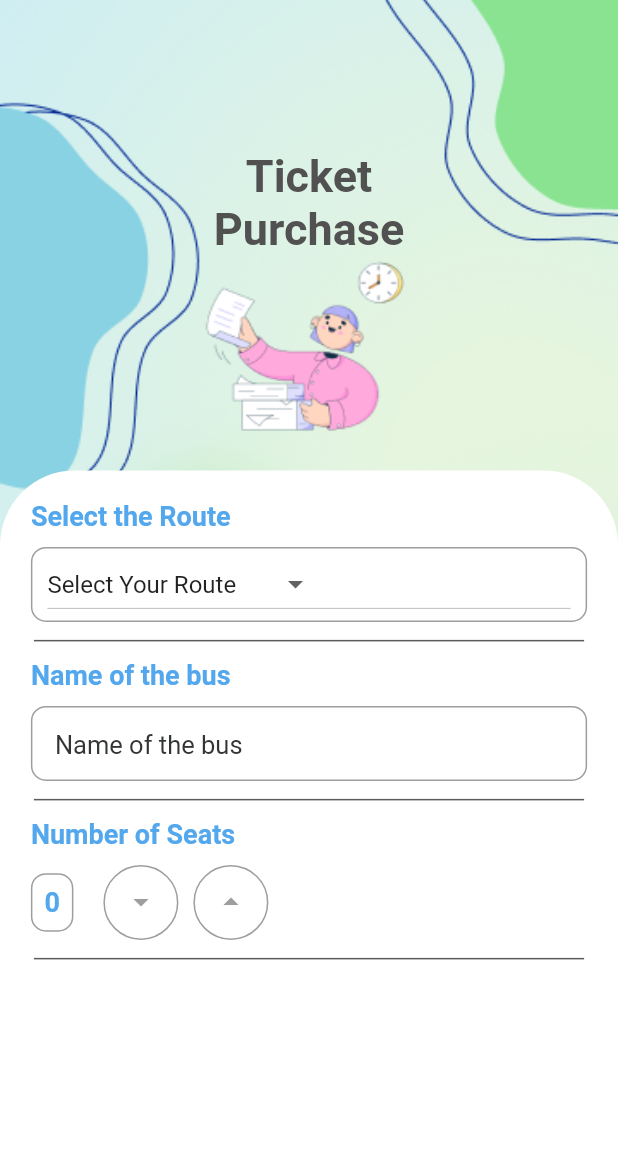
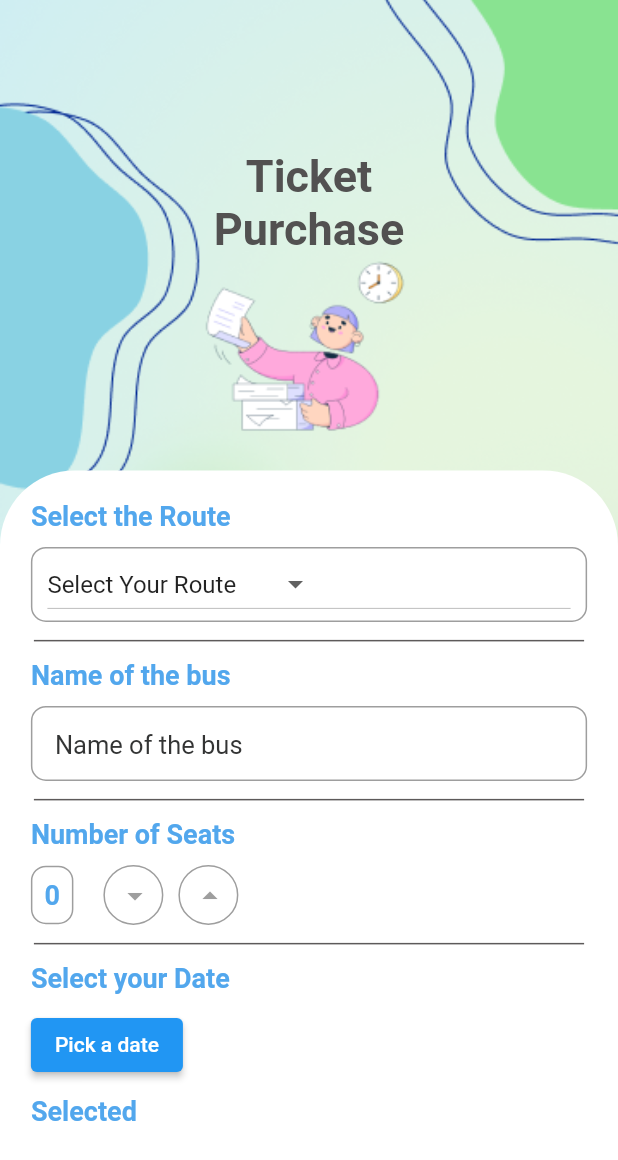
Before and after one commit to Chmx00/Shuttle-Service-Application, a Flutter app: the PaymentPage screen opened directly, on a phone screen of 412 x 824 dp. Shown: the top 1160 px of the screen. Run offline on Flutter 3.47's test engine with Material 2 defaults, Android fonts, the phone set to English and light mode, and no system bars; our stand-ins replace table_calendar.

Commit message:
add the calendar

```diff
--- a/lib/pages/sub_pages/purchase.dart
+++ b/lib/pages/sub_pages/purchase.dart
@@ -28,6 +28,21 @@ class _PaymentPageState extends State<PaymentPage> {
   String busName = ''; // Store the bus name here
 
   int seatCount = 0;
+  DateTime selectedDate = DateTime.now();
+  Future<void> _selectDate(BuildContext context) async {
+    final DateTime? picked = await showDatePicker(
+      context: context,
+      initialDate: selectedDate,
+      firstDate: DateTime(2000),
+      lastDate: DateTime(2101),
+    );
+
+    if (picked != null && picked != selectedDate) {
+      setState(() {
+        selectedDate = picked;
+      });
+    }
+  }
 
   @override
   Widget build(BuildContext context) {
@@ -220,6 +235,8 @@ class _PaymentPageState extends State<PaymentPage> {
                                   ),
                                   SizedBox(width: 20),
                                   Container(
+                                    width: 40,
+                                    height: 40,
                                     decoration: BoxDecoration(
                                       border: Border.all(
                                         color: Colors
@@ -243,6 +260,8 @@ class _PaymentPageState extends State<PaymentPage> {
                                   ),
                                   SizedBox(width: 10),
                                   Container(
+                                    width: 40,
+                                    height: 40,
                                     decoration: BoxDecoration(
                                       border: Border.all(
                                         color: Colors
@@ -273,6 +292,30 @@ class _PaymentPageState extends State<PaymentPage> {
                                 endIndent:
                                     02, // Adjust the right indent as needed
                               ),
+                              Text(
+                                'Select your Date',
+                                style: TextStyle(
+                                  fontSize: 18.0,
+                                  fontWeight: FontWeight.bold,
+                                  color: Color.fromARGB(255, 82, 167, 237),
+                                ),
+                              ),
+                              SizedBox(height: 10),
+                              ElevatedButton(
+                                onPressed: () => _selectDate(
+                                    context), // Call the function to show the date picker
+                                child: Text('Pick a date'),
+                              ),
+                              SizedBox(height: 10),
+                              Text(
+                                'Selected Date: ${selectedDate.toLocal()}'
+                                    .split(' ')[0],
+                                style: TextStyle(
+                                  fontSize: 18.0,
+                                  fontWeight: FontWeight.bold,
+                                  color: Color.fromARGB(255, 82, 167, 237),
+                                ),
+                              ),
                             ],
                           ),
                         ),
```
